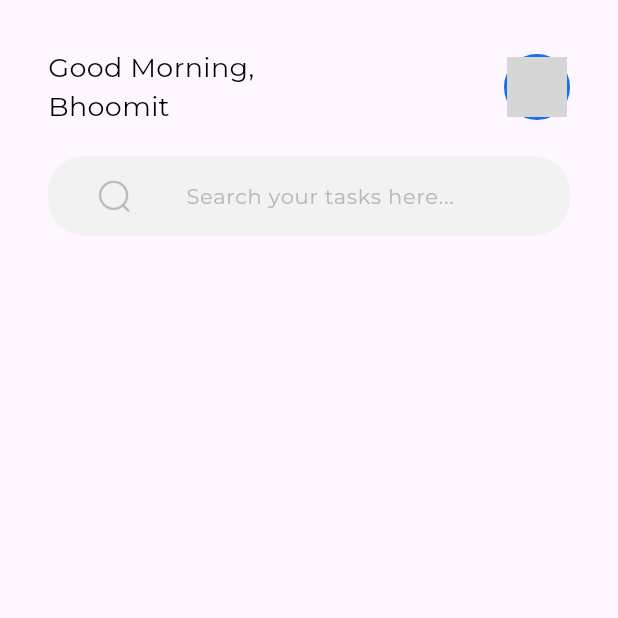
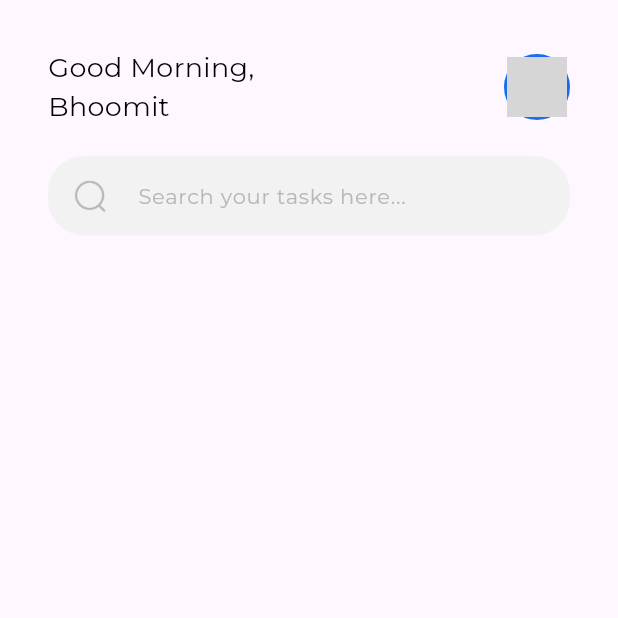
Before and after one commit to bhoomit74/todo, a Flutter app: the Dashboard screen opened directly, on a phone screen of 412 x 824 dp, the top half of it. Run offline on Flutter 3.47's test engine with Material 3 defaults, Android fonts, the phone set to English and light mode, and no system bars; drawn by our look-alikes of cached_network_image; our stand-ins replace firebase_auth, firebase_core, flutter_bloc, gap, get_it, google_fonts; accounts and stored records are empty; generated files the repository leaves out were written again; network calls fail; grey boxes are pictures that could not be loaded.

Commit message:
fix: remove padding from searchbar prefix icon.

```diff
--- a/lib/presentation/widgets/app_search_bar.dart
+++ b/lib/presentation/widgets/app_search_bar.dart
@@ -21,10 +21,7 @@ class _AppSearchBarState extends State<AppSearchBar> {
     return AppTextField(
       hint: widget.hint,
       focusedBorderColor: AppColors.primary,
-      prefixIcon: Padding(
-        padding: AppConstants.paddingH16,
-        child: Image.asset(AppImages.search, height: 24, width: 24),
-      ),
+      prefixIcon: Image.asset(AppImages.search, height: 24, width: 24),
       onChanged: (value) {
         _debouncer.run(() => widget.onSearch(value));
       },
```
